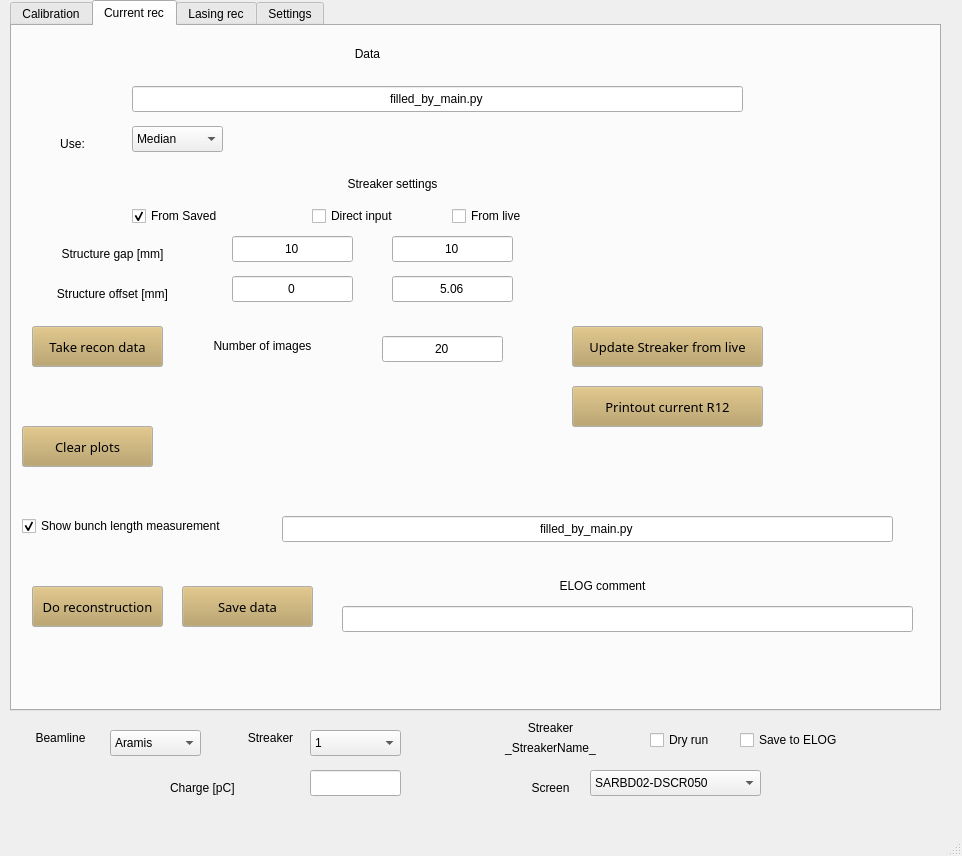
The window that GUI.ui (pdijksta/WakefieldAnalysis) describes before a commit, drawn with Qt 5.
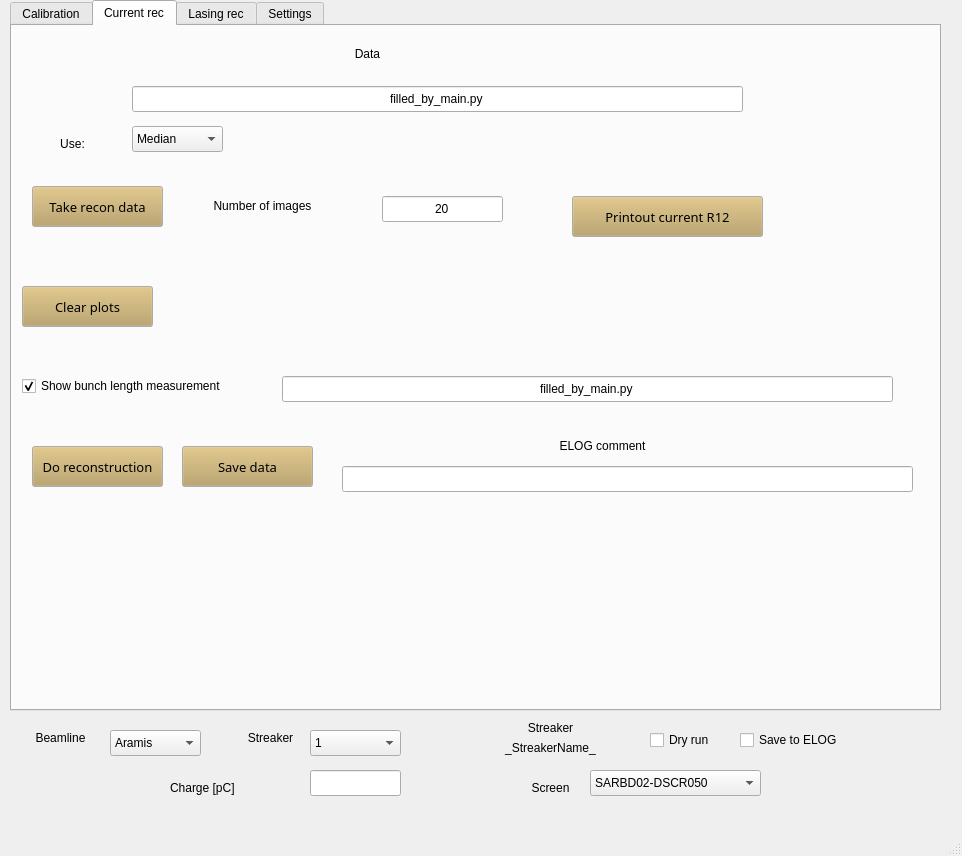
The same window after the commit. The open tabs and pages were chosen to show the change.

What changed in the file:
```diff
--- a/GUI.ui
+++ b/GUI.ui
@@ -1192,7 +1192,7 @@
       <property name="geometry">
        <rect>
         <x>20</x>
-        <y>300</y>
+        <y>160</y>
         <width>131</width>
         <height>41</height>
        </rect>
@@ -1248,7 +1248,7 @@
       <property name="geometry">
        <rect>
         <x>10</x>
-        <y>400</y>
+        <y>260</y>
         <width>131</width>
         <height>41</height>
        </rect>
@@ -1304,7 +1304,7 @@
       <property name="geometry">
        <rect>
         <x>190</x>
-        <y>310</y>
+        <y>170</y>
         <width>121</width>
         <height>20</height>
        </rect>
@@ -1320,7 +1320,7 @@
       <property name="geometry">
        <rect>
         <x>370</x>
-        <y>310</y>
+        <y>170</y>
         <width>121</width>
         <height>26</height>
        </rect>
@@ -1336,7 +1336,7 @@
       <property name="geometry">
        <rect>
         <x>20</x>
-        <y>560</y>
+        <y>420</y>
         <width>131</width>
         <height>41</height>
        </rect>
@@ -1392,7 +1392,7 @@
       <property name="geometry">
        <rect>
         <x>170</x>
-        <y>560</y>
+        <y>420</y>
         <width>131</width>
         <height>41</height>
        </rect>
@@ -1444,227 +1444,11 @@
        <string>Save data</string>
       </property>
      </widget>
-     <widget class="QLabel" name="label_30">
-      <property name="geometry">
-       <rect>
-        <x>300</x>
-        <y>150</y>
-        <width>161</width>
-        <height>16</height>
-       </rect>
-      </property>
-      <property name="text">
-       <string>Streaker settings</string>
-      </property>
-      <property name="alignment">
-       <set>Qt::AlignCenter</set>
-      </property>
-     </widget>
-     <widget class="QLabel" name="label_28">
-      <property name="geometry">
-       <rect>
-        <x>20</x>
-        <y>260</y>
-        <width>161</width>
-        <height>16</height>
-       </rect>
-      </property>
-      <property name="text">
-       <string>Structure offset [mm]</string>
-      </property>
-      <property name="alignment">
-       <set>Qt::AlignCenter</set>
-      </property>
-     </widget>
-     <widget class="QLineEdit" name="StreakerGap1">
-      <property name="geometry">
-       <rect>
-        <x>380</x>
-        <y>210</y>
-        <width>121</width>
-        <height>26</height>
-       </rect>
-      </property>
-      <property name="text">
-       <string>10</string>
-      </property>
-      <property name="alignment">
-       <set>Qt::AlignCenter</set>
-      </property>
-     </widget>
-     <widget class="QLineEdit" name="StreakerGap0">
-      <property name="geometry">
-       <rect>
-        <x>220</x>
-        <y>210</y>
-        <width>121</width>
-        <height>26</height>
-       </rect>
-      </property>
-      <property name="text">
-       <string>10</string>
-      </property>
-      <property name="alignment">
-       <set>Qt::AlignCenter</set>
-      </property>
-     </widget>
-     <widget class="QPushButton" name="ObtainStreakerFromLive">
-      <property name="geometry">
-       <rect>
-        <x>560</x>
-        <y>300</y>
-        <width>191</width>
-        <height>41</height>
-       </rect>
-      </property>
-      <property name="palette">
-       <palette>
-        <active>
-         <colorrole role="Button">
-          <brush brushstyle="SolidPattern">
-           <color alpha="255">
-            <red>183</red>
-            <green>157</green>
-            <blue>92</blue>
-           </color>
-          </brush>
-         </colorrole>
-        </active>
-        <inactive>
-         <colorrole role="Button">
-          <brush brushstyle="SolidPattern">
-           <color alpha="255">
-            <red>183</red>
-            <green>157</green>
-            <blue>92</blue>
-           </color>
-          </brush>
-         </colorrole>
-        </inactive>
-        <disabled>
-         <colorrole role="Button">
-          <brush brushstyle="SolidPattern">
-           <color alpha="255">
-            <red>183</red>
-            <green>157</green>
-            <blue>92</blue>
-           </color>
-          </brush>
-         </colorrole>
-        </disabled>
-       </palette>
-      </property>
-      <property name="font">
-       <font>
-        <family>Sans Serif</family>
-        <pointsize>10</pointsize>
-       </font>
-      </property>
-      <property name="text">
-       <string>Update Streaker from live</string>
-      </property>
-     </widget>
-     <widget class="QLineEdit" name="StreakerOffset1">
-      <property name="geometry">
-       <rect>
-        <x>380</x>
-        <y>250</y>
-        <width>121</width>
-        <height>26</height>
-       </rect>
-      </property>
-      <property name="text">
-       <string>5.06</string>
-      </property>
-      <property name="alignment">
-       <set>Qt::AlignCenter</set>
-      </property>
-     </widget>
-     <widget class="QLabel" name="label_27">
-      <property name="geometry">
-       <rect>
-        <x>20</x>
-        <y>220</y>
-        <width>161</width>
-        <height>16</height>
-       </rect>
-      </property>
-      <property name="text">
-       <string>Structure gap [mm]</string>
-      </property>
-      <property name="alignment">
-       <set>Qt::AlignCenter</set>
-      </property>
-     </widget>
-     <widget class="QLineEdit" name="StreakerOffset0">
-      <property name="geometry">
-       <rect>
-        <x>220</x>
-        <y>250</y>
-        <width>121</width>
-        <height>26</height>
-       </rect>
-      </property>
-      <property name="text">
-       <string>0</string>
-      </property>
-      <property name="alignment">
-       <set>Qt::AlignCenter</set>
-      </property>
-     </widget>
-     <widget class="QCheckBox" name="SetStreakerFromLiveCheck">
-      <property name="geometry">
-       <rect>
-        <x>440</x>
-        <y>180</y>
-        <width>111</width>
-        <height>20</height>
-       </rect>
-      </property>
-      <property name="text">
-       <string>From live</string>
-      </property>
-      <property name="checked">
-       <bool>false</bool>
-      </property>
-     </widget>
-     <widget class="QCheckBox" name="SetStreakerDirectCheck">
-      <property name="geometry">
-       <rect>
-        <x>300</x>
-        <y>180</y>
-        <width>111</width>
-        <height>20</height>
-       </rect>
-      </property>
-      <property name="text">
-       <string>Direct input</string>
-      </property>
-      <property name="checked">
-       <bool>false</bool>
-      </property>
-     </widget>
-     <widget class="QCheckBox" name="SetStreakerSaveCheck">
-      <property name="geometry">
-       <rect>
-        <x>120</x>
-        <y>180</y>
-        <width>111</width>
-        <height>20</height>
-       </rect>
-      </property>
-      <property name="text">
-       <string>From Saved</string>
-      </property>
-      <property name="checked">
-       <bool>true</bool>
-      </property>
-     </widget>
      <widget class="QLineEdit" name="BunchLengthMeasFile">
       <property name="geometry">
        <rect>
         <x>270</x>
-        <y>490</y>
+        <y>350</y>
         <width>611</width>
         <height>26</height>
        </rect>
@@ -1680,7 +1464,7 @@
       <property name="geometry">
        <rect>
         <x>10</x>
-        <y>490</y>
+        <y>350</y>
         <width>231</width>
         <height>20</height>
        </rect>
@@ -1696,7 +1480,7 @@
       <property name="geometry">
        <rect>
         <x>560</x>
-        <y>360</y>
+        <y>170</y>
         <width>191</width>
         <height>41</height>
        </rect>
@@ -1752,7 +1536,7 @@
       <property name="geometry">
        <rect>
         <x>330</x>
-        <y>580</y>
+        <y>440</y>
         <width>571</width>
         <height>26</height>
        </rect>
@@ -1768,7 +1552,7 @@
       <property name="geometry">
        <rect>
         <x>530</x>
-        <y>550</y>
+        <y>410</y>
         <width>121</width>
         <height>20</height>
        </rect>
```
Left out of the diff: 4 changed lines with no effect on the pictures.
